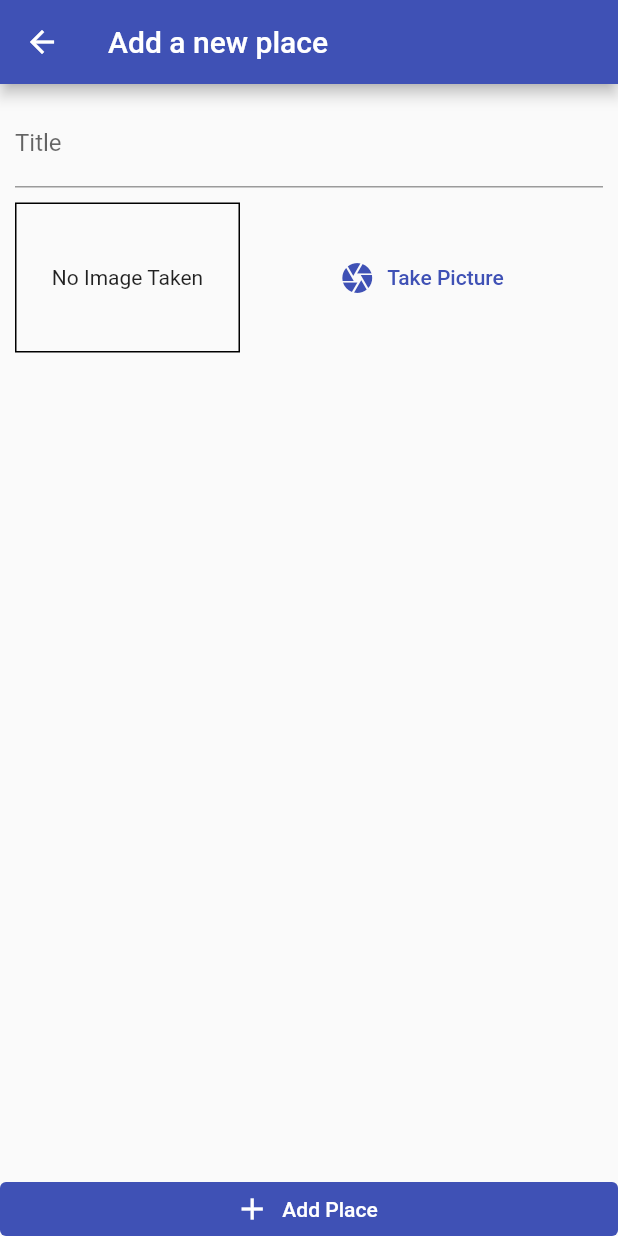
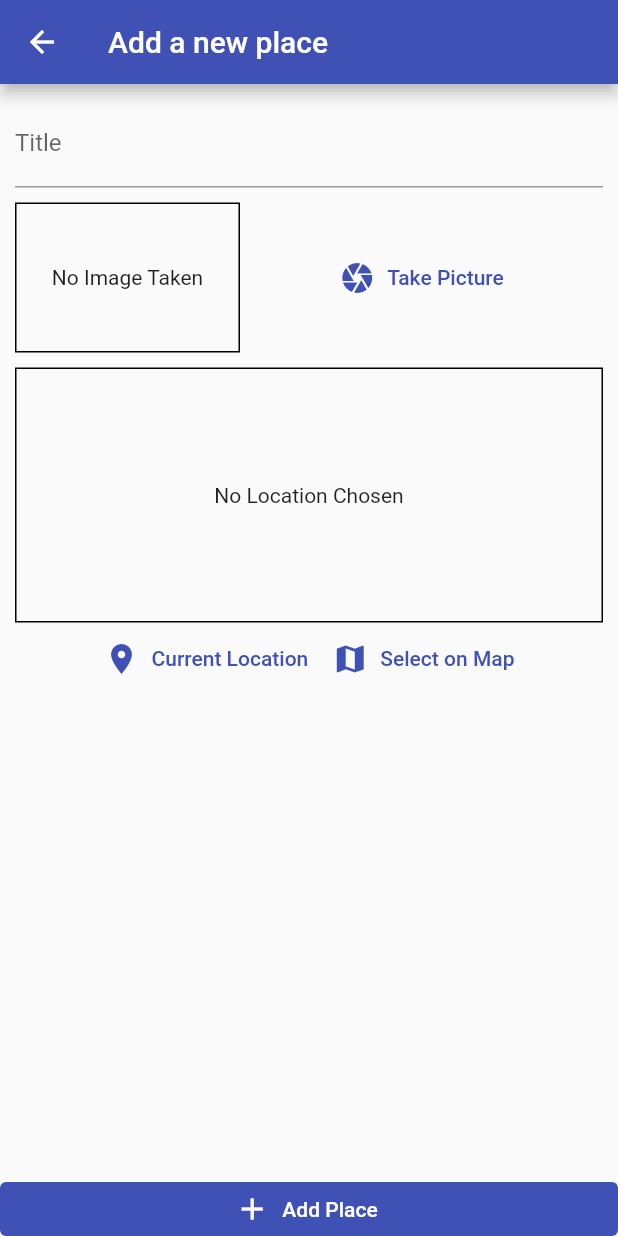
Before and after one commit to pankaj-nikam/great_places, a Flutter app: the AddPlaceScreen screen opened by its route, on a phone screen of 412 x 824 dp. Run offline on Flutter 3.47's test engine with Material 2 defaults, Android fonts, the phone set to English and light mode, and no system bars; our stand-ins replace image_picker, sqflite; accounts and stored records are empty.

Commit message:
Added location package. Added widget to get location. Added location widget to add place screen.

```diff
--- a/lib/screens/add_place_screen.dart
+++ b/lib/screens/add_place_screen.dart
@@ -3,6 +3,7 @@ import 'dart:io';
 import 'package:flutter/material.dart';
 import 'package:great_places/providers/great_places_provider.dart';
 import 'package:great_places/widgets/image_input.dart';
+import 'package:great_places/widgets/location_input.dart';
 import 'package:provider/provider.dart';
 
 class AddPlaceScreen extends StatefulWidget {
@@ -52,7 +53,11 @@ class _AddPlaceScreenState extends State<AddPlaceScreen> {
                     SizedBox(
                       height: 10,
                     ),
-                    ImageInput(_selectImage)
+                    ImageInput(_selectImage),
+                    SizedBox(
+                      height: 10,
+                    ),
+                    LocationInput()
                   ],
                 ),
               ),
--- /dev/null
+++ b/lib/widgets/location_input.dart
@@ -0,0 +1,48 @@
+import 'package:flutter/material.dart';
+
+class LocationInput extends StatefulWidget {
+  @override
+  _LocationInputState createState() => _LocationInputState();
+}
+
+class _LocationInputState extends State<LocationInput> {
+  String _previewImageUrl;
+  @override
+  Widget build(BuildContext context) {
+    return Column(
+      children: [
+        Container(
+          height: 170,
+          decoration: BoxDecoration(border: Border.all(width: 1)),
+          alignment: Alignment.center,
+          width: double.infinity,
+          child: _previewImageUrl == null
+              ? Text(
+                  'No Location Chosen',
+                  textAlign: TextAlign.center,
+                )
+              : Image.network(
+                  _previewImageUrl,
+                  fit: BoxFit.contain,
+                  width: double.infinity,
+                ),
+        ),
+        Row(
+          mainAxisAlignment: MainAxisAlignment.center,
+          children: [
+            TextButton.icon(
+              onPressed: () {},
+              icon: Icon(Icons.location_on),
+              label: Text('Current Location'),
+            ),
+            TextButton.icon(
+              onPressed: () {},
+              icon: Icon(Icons.map),
+              label: Text('Select on Map'),
+            ),
+          ],
+        )
+      ],
+    );
+  }
+}
--- a/pubspec.yaml
+++ b/pubspec.yaml
@@ -32,6 +32,7 @@ dependencies:
   path_provider: ^2.0.1
   path: ^1.8.0
   sqflite: ^2.0.0+3
+  location: ^4.1.1
 
 dev_dependencies:
   flutter_test:
```
Also changed, not shown: pubspec.lock.
